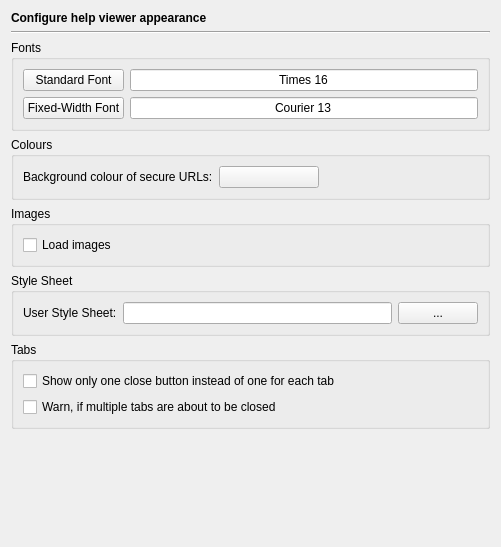
Old version of the form Preferences/ConfigurationPages/HelpAppearancePage.ui in the repository testmana2/test.
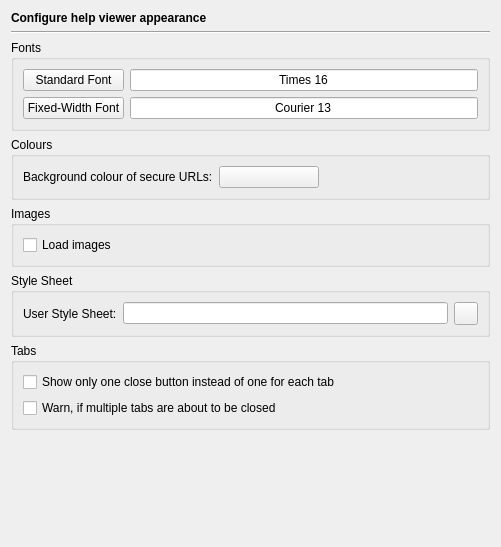
New version of the form.

Commit message: Changed all the file or directory selection buttons to QToolButton and gave them an icon.

```diff
--- a/Preferences/ConfigurationPages/HelpAppearancePage.ui
+++ b/Preferences/ConfigurationPages/HelpAppearancePage.ui
@@ -6,7 +6,7 @@
    <rect>
     <x>0</x>
     <y>0</y>
-    <width>497</width>
+    <width>499</width>
     <height>547</height>
    </rect>
   </property>
@@ -177,13 +177,10 @@
        </widget>
       </item>
       <item>
-       <widget class="QPushButton" name="styleSheetButton">
+       <widget class="QToolButton" name="styleSheetButton">
         <property name="toolTip">
          <string>Select the user style sheet via a file selection dialog</string>
         </property>
-        <property name="text">
-         <string>...</string>
-        </property>
        </widget>
       </item>
      </layout>
```
The commit also changes 127 other files.
